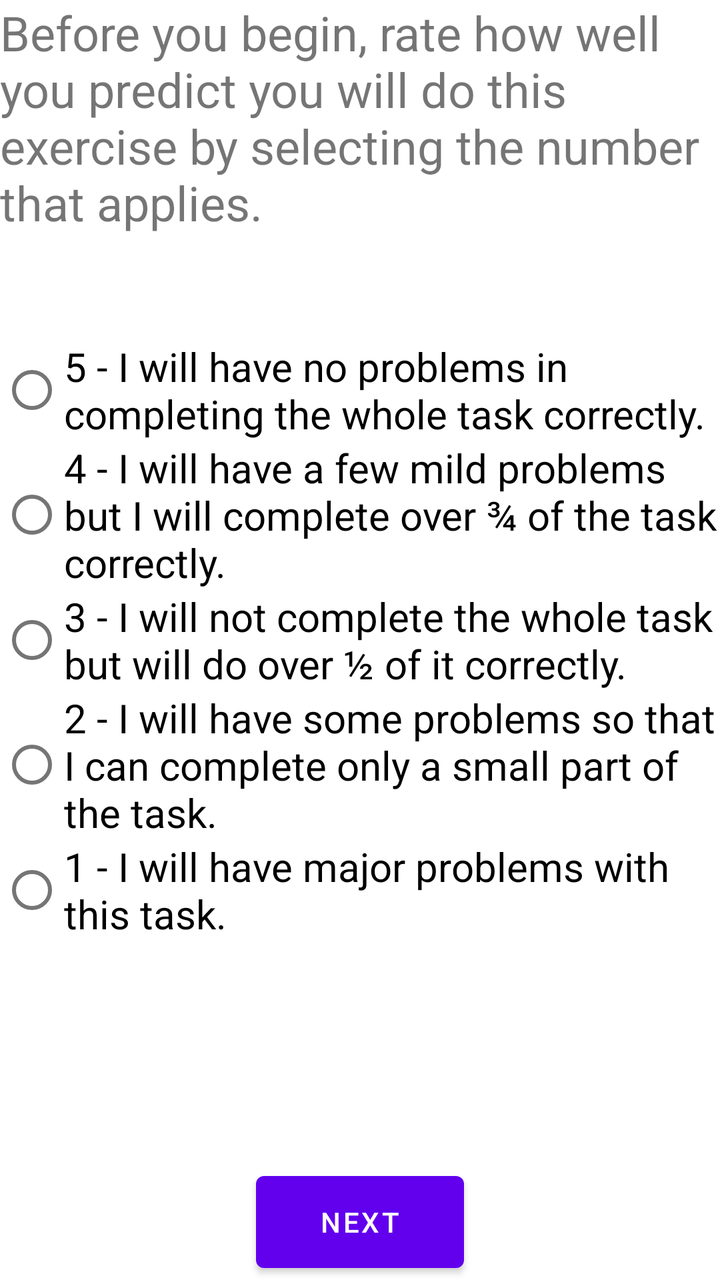
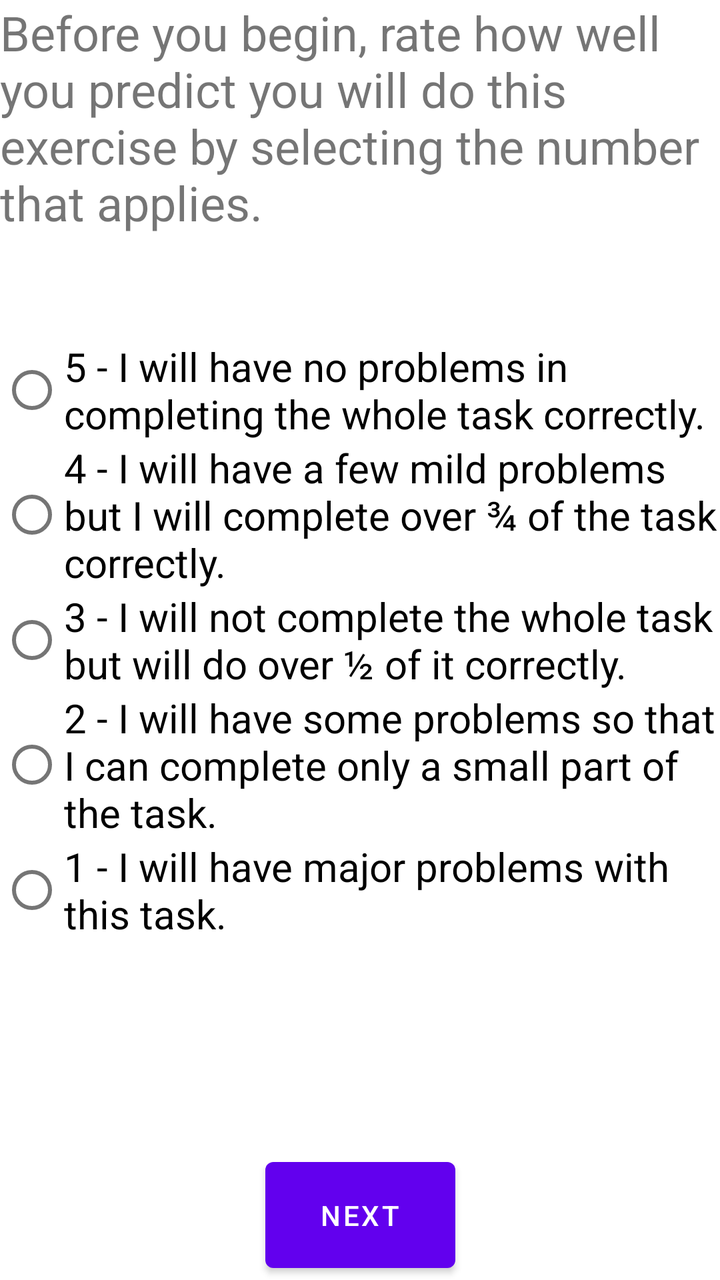

Screens rendered from an Android XML layout before and after an edit, with the pre-edit source and the edit as a unified diff.
<!-- AndroidManifest.xml: application theme Theme.TelegramActivity -->
<!-- res/layout/fragment_second.xml -->
<?xml version="1.0" encoding="utf-8"?>
<androidx.constraintlayout.widget.ConstraintLayout xmlns:android="http://schemas.android.com/apk/res/android"
    xmlns:app="http://schemas.android.com/apk/res-auto"
    xmlns:tools="http://schemas.android.com/tools"
    android:layout_width="match_parent"
    android:layout_height="match_parent"
    tools:context=".SecondFragment">

    <TextView
        android:id="@+id/textview_second"
        android:layout_width="wrap_content"
        android:layout_height="wrap_content"
        app:layout_constraintBottom_toTopOf="@id/button_second"
        app:layout_constraintEnd_toEndOf="parent"
        app:layout_constraintHorizontal_bias="0.499"
        app:layout_constraintStart_toStartOf="parent" />

    <Button
        android:id="@+id/button_second"
        android:layout_width="104dp"
        android:layout_height="58dp"
        android:text="@string/next"
        app:layout_constraintBottom_toBottomOf="parent"
        app:layout_constraintEnd_toEndOf="parent"
        app:layout_constraintStart_toStartOf="parent" />

    <TextView
        android:id="@+id/textView"
        android:layout_width="wrap_content"
        android:layout_height="wrap_content"
        android:text="@string/rating_instructions"
        android:textSize="24sp"
        app:layout_constraintEnd_toEndOf="parent"
        app:layout_constraintHorizontal_bias="1.0"
        app:layout_constraintStart_toStartOf="parent"
        app:layout_constraintTop_toTopOf="parent" />

    <RadioGroup
        android:layout_width="wrap_content"
        android:layout_height="wrap_content"
        app:layout_constraintBottom_toBottomOf="parent"
        app:layout_constraintEnd_toEndOf="parent"
        app:layout_constraintStart_toStartOf="parent"
        app:layout_constraintTop_toTopOf="parent">

        <RadioButton
            android:id="@+id/fiveRating"
            android:textSize="20sp"
            android:layout_width="wrap_content"
            android:layout_height="wrap_content"
            android:text="@string/five_rating" />

        <RadioButton
            android:id="@+id/fourRating"
            android:textSize="20sp"
            android:layout_width="wrap_content"
            android:layout_height="wrap_content"
            android:text="@string/four_rating" />

        <RadioButton
            android:id="@+id/threeRating"
            android:textSize="20sp"
            android:layout_width="match_parent"
            android:layout_height="wrap_content"
            android:text="@string/three_rating" />

        <RadioButton
            android:id="@+id/twoRating"
            android:textSize="20sp"
            android:layout_width="match_parent"
            android:layout_height="wrap_content"
            android:text="@string/two_rating" />

        <RadioButton
            android:id="@+id/oneRating"
            android:textSize="20sp"
            android:layout_width="match_parent"
            android:layout_height="wrap_content"
            android:text="@string/one_rating" />
    </RadioGroup>

</androidx.constraintlayout.widget.ConstraintLayout>
<!-- resources referenced by this layout -->
<resources>
  <string name="five_rating">5 - I will have no problems in completing the whole task correctly.</string>
  <string name="four_rating">4 - I will have a few mild problems but I will complete over ¾ of the task correctly.</string>
  <string name="next">Next</string>
  <string name="one_rating">1 - I will have major problems with this task.</string>
  
      //Activity
  <string name="rating_instructions">Before you begin, rate how well you predict you will do this exercise by selecting the number that applies.</string>
      //Circling --&gt; selecting
  <string name="three_rating">3 - I will not complete the whole task but will do over ½ of it correctly.</string>
  <string name="two_rating">2 - I will have some problems so that I can complete only a small part of the task.</string>
  <style name="Theme.TelegramActivity" parent="Theme.MaterialComponents.DayNight.DarkActionBar">
          
          <item name="colorPrimary">@color/purple_500</item>
          <item name="colorPrimaryVariant">@color/purple_700</item>
          <item name="colorOnPrimary">@color/white</item>
          
          <item name="colorSecondary">@color/teal_200</item>
          <item name="colorSecondaryVariant">@color/teal_700</item>
          <item name="colorOnSecondary">@color/black</item>
          
          <item name="android:statusBarColor" tools:targetApi="l">?attr/colorPrimaryVariant</item>
          
      </style>
  <color name="purple_500">#FF6200EE</color>
  <color name="purple_700">#FF3700B3</color>
  <color name="white">#FFFFFFFF</color>
  <color name="teal_200">#FF03DAC5</color>
  <color name="teal_700">#FF018786</color>
  <color name="black">#FF000000</color>
</resources>

<!-- the commit's change to res/layout/fragment_second.xml (unified diff, before → after) -->
@@ -17,8 +17,8 @@
 
     <Button
         android:id="@+id/button_second"
-        android:layout_width="104dp"
-        android:layout_height="58dp"
+        android:layout_width="95dp"
+        android:layout_height="65dp"
         android:text="@string/next"
         app:layout_constraintBottom_toBottomOf="parent"
         app:layout_constraintEnd_toEndOf="parent"
